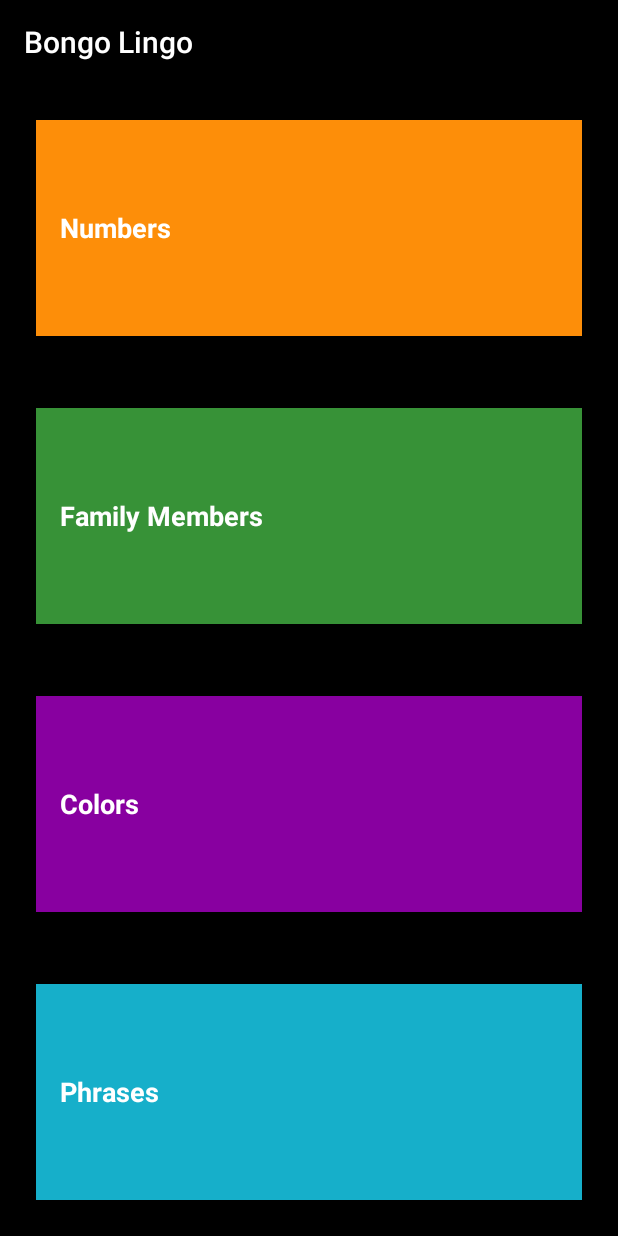
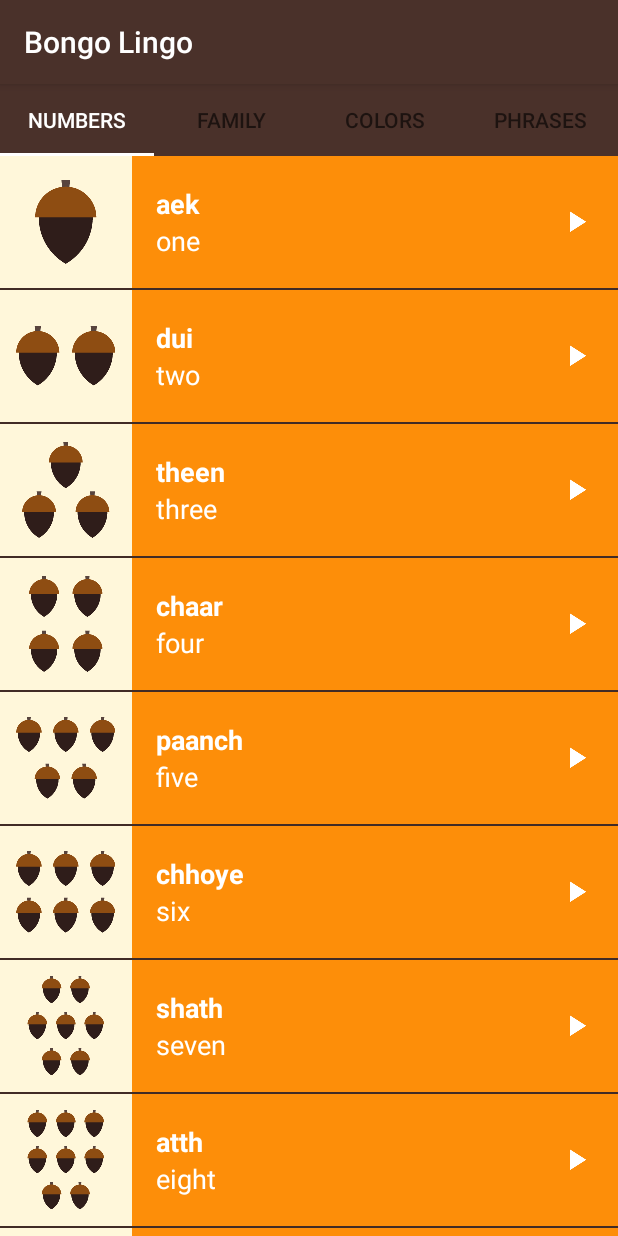
Before and after one commit to MeghnaSaha/Bongo-Lingo, an Android app: the screen it shows after launch (MainActivity), on a phone screen of 412 x 824 dp. Run offline under Robolectric (Android 15) with nearby library versions, the phone set to English and light mode, and no system bars.

Commit message:
Swipe through tabs view

```diff
--- a/app/build.gradle
+++ b/app/build.gradle
@@ -33,6 +33,8 @@ dependencies {
     implementation 'androidx.appcompat:appcompat:1.3.0'
     implementation 'com.google.android.material:material:1.4.0'
     implementation 'androidx.constraintlayout:constraintlayout:2.0.4'
+    implementation 'androidx.legacy:legacy-support-v4:1.0.0'
+    implementation 'androidx.viewpager:viewpager:1.0.0'
     testImplementation 'junit:junit:4.+'
     androidTestImplementation 'androidx.test.ext:junit:1.1.3'
     androidTestImplementation 'androidx.test.espresso:espresso-core:3.4.0'
--- /dev/null
+++ b/app/src/main/java/com/example/bongolingo/CategoryAdapter.java
@@ -0,0 +1,54 @@
+package com.example.bongolingo;
+
+import android.content.Context;
+
+import androidx.annotation.NonNull;
+import androidx.fragment.app.Fragment;
+import androidx.fragment.app.FragmentManager;
+import androidx.lifecycle.Lifecycle;
+import androidx.viewpager2.adapter.FragmentStateAdapter;
+
+public class CategoryAdapter extends FragmentStateAdapter {
+
+    Context mContext;
+
+    public CategoryAdapter(Context context, FragmentManager fm, Lifecycle lc){
+        super(fm, lc);
+        mContext = context;
+    }
+
+    @NonNull
+    @Override
+    public Fragment createFragment(int position) {
+        switch(position){
+            case 0:
+                return new NumbersFragment();
+            case 1:
+                return new FamilyFragment();
+            case 2:
+                return new ColorsFragment();
+            case 3:
+            default:
+                return new PhrasesFragment();
+        }
+    }
+
+    @Override
+    public int getItemCount() {
+        return 4;
+    }
+
+    public String getPageTitle(int position){
+        switch(position){
+            case 0:
+                return mContext.getString(R.string.category_numbers);
+            case 1:
+                return mContext.getString(R.string.category_family);
+            case 2:
+                return mContext.getString(R.string.category_colors);
+            case 3:
+            default:
+                return mContext.getString(R.string.category_phrases);
+        }
+    }
+}
--- a/app/src/main/java/com/example/bongolingo/MainActivity.java
+++ b/app/src/main/java/com/example/bongolingo/MainActivity.java
@@ -1,11 +1,16 @@
 package com.example.bongolingo;
 
 import androidx.appcompat.app.AppCompatActivity;
+import androidx.viewpager.widget.ViewPager;
+import androidx.viewpager2.widget.ViewPager2;
 
 import android.content.Intent;
 import android.os.Bundle;
 import android.view.View;
 import android.widget.TextView;
+
+import com.google.android.material.tabs.TabLayout;
+import com.google.android.material.tabs.TabLayoutMediator;
 
 public class MainActivity extends AppCompatActivity {
 
@@ -14,40 +19,13 @@ public class MainActivity extends AppCompatActivity {
         super.onCreate(savedInstanceState);
         setContentView(R.layout.activity_main);
 
-        TextView numbers = findViewById(R.id.numbers);
-        numbers.setOnClickListener(new View.OnClickListener(){
-            @Override
-            public void onClick(View v) {
-                Intent intent = new Intent(MainActivity.this, NumbersActivity.class);
-                startActivity(intent);
-            }
-        });
+        ViewPager2 viewPager2 = findViewById(R.id.viewpager);
+        CategoryAdapter adapter = new CategoryAdapter(this, getSupportFragmentManager(), getLifecycle());
+        viewPager2.setAdapter(adapter);
 
-        TextView family = findViewById(R.id.family);
-        family.setOnClickListener(new View.OnClickListener(){
-            @Override
-            public void onClick(View v) {
-                Intent intent = new Intent(MainActivity.this, FamilyActivity.class);
-                startActivity(intent);
-            }
-        });
-
-        TextView colors = findViewById(R.id.colors);
-        colors.setOnClickListener(new View.OnClickListener(){
-            @Override
-            public void onClick(View v) {
-                Intent intent = new Intent(MainActivity.this, ColorsActivity.class);
-                startActivity(intent);
-            }
-        });
-
-        TextView phrases = findViewById(R.id.phrases);
-        phrases.setOnClickListener(new View.OnClickListener(){
-            @Override
-            public void onClick(View v) {
-                Intent intent = new Intent(MainActivity.this, PhrasesActivity.class);
-                startActivity(intent);
-            }
-        });
+        TabLayout tabLayout = findViewById(R.id.tabs);
+        new TabLayoutMediator(tabLayout, viewPager2,
+                (tab, position) -> tab.setText(adapter.getPageTitle(position))
+        ).attach();
     }
 }
--- /dev/null
+++ b/app/src/main/java/com/example/bongolingo/NumbersFragment.java
@@ -0,0 +1,102 @@
+package com.example.bongolingo;
+
+import android.content.Context;
+import android.media.AudioManager;
+import android.media.MediaPlayer;
+import android.os.Bundle;
+
+import androidx.fragment.app.Fragment;
+
+import android.view.LayoutInflater;
+import android.view.View;
+import android.view.ViewGroup;
+import android.widget.AdapterView;
+import android.widget.ListView;
+
+import java.util.ArrayList;
+
+public class NumbersFragment extends Fragment {
+
+    MediaPlayer mediaPlayer;
+    AudioManager audioManager;
+    AudioManager.OnAudioFocusChangeListener afChangeListener = new AudioManager.OnAudioFocusChangeListener() {
+        @Override
+        public void onAudioFocusChange(int focusChange) {
+            switch(focusChange){
+                case AudioManager.AUDIOFOCUS_LOSS_TRANSIENT:
+                case AudioManager.AUDIOFOCUS_LOSS_TRANSIENT_CAN_DUCK:
+                    mediaPlayer.pause();
+                    mediaPlayer.seekTo(0);
+                    break;
+                case AudioManager.AUDIOFOCUS_GAIN:
+                    mediaPlayer.start();
+                    break;
+                case AudioManager.AUDIOFOCUS_LOSS:
+                    releaseMediaPlayer();
+                    break;
+                default:
+                    break;
+            }
+        }
+    };
+
+    public NumbersFragment() {
+        // Required empty public constructor
+    }
+
+    @Override
+    public View onCreateView(LayoutInflater inflater, ViewGroup container,
+                             Bundle savedInstanceState) {
+        View rootView = inflater.inflate(R.layout.word_list, container, false);
+        audioManager = (AudioManager) getActivity().getSystemService(Context.AUDIO_SERVICE);
+
+        final ArrayList<Word> words = new ArrayList<>();
+        words.add(new Word("aek", "one", R.drawable.number_one, R.raw.number_one));
+        words.add(new Word("dui", "two", R.drawable.number_two, R.raw.number_two));
+        words.add(new Word("theen", "three", R.drawable.number_three, R.raw.number_three));
+        words.add(new Word("chaar", "four", R.drawable.number_four, R.raw.number_four));
+        words.add(new Word("paanch", "five", R.drawable.number_five, R.raw.number_five));
+        words.add(new Word("chhoye", "six", R.drawable.number_six, R.raw.number_six));
+        words.add(new Word("shath", "seven", R.drawable.number_seven, R.raw.number_seven));
+        words.add(new Word("atth", "eight", R.drawable.number_eight, R.raw.number_eight));
+        words.add(new Word("noy", "nine", R.drawable.number_nine, R.raw.number_nine));
+        words.add(new Word("daush", "ten", R.drawable.number_ten, R.raw.number_ten));
+
+        WordAdapter itemsAdapter = new WordAdapter(getActivity(), words, R.color.category_numbers);
+        ListView listView = rootView.findViewById(R.id.list);
+        listView.setAdapter(itemsAdapter);
+        listView.setOnItemClickListener(new AdapterView.OnItemClickListener() {
+            @Override
+            public void onItemClick(AdapterView<?> parent, View view, int position, long id) {
+                releaseMediaPlayer();
+
+                int result = audioManager.requestAudioFocus(afChangeListener, AudioManager.STREAM_MUSIC, AudioManager.AUDIOFOCUS_GAIN_TRANSIENT);
+                if (result == AudioManager.AUDIOFOCUS_REQUEST_GRANTED) {
+                    mediaPlayer = MediaPlayer.create(getActivity(), words.get(position).getAudioResourceId());
+                    mediaPlayer.start();
+                    mediaPlayer.setOnCompletionListener(new MediaPlayer.OnCompletionListener() {
+                        @Override
+                        public void onCompletion(MediaPlayer mp) {
+                            releaseMediaPlayer();
+                        }
+                    });
+                }
+            }
+        });
+        return rootView;
+    }
+
+    @Override
+    public void onStop() {
+        super.onStop();
+        releaseMediaPlayer();
+    }
+
+    private void releaseMediaPlayer(){
+        if(mediaPlayer != null){
+            mediaPlayer.release();
+            mediaPlayer = null;
+            audioManager.abandonAudioFocus(afChangeListener);
+        }
+    }
+}
--- a/app/src/main/res/layout/activity_main.xml
+++ b/app/src/main/res/layout/activity_main.xml
@@ -4,60 +4,19 @@
     xmlns:tools="http://schemas.android.com/tools"
     android:layout_width="match_parent"
     android:layout_height="match_parent"
-    android:background="@color/black"
+    android:background="@color/primary_color"
     android:orientation="vertical"
     tools:context="com.example.bongolingo.MainActivity">
 
-    <FrameLayout
+    <com.google.android.material.tabs.TabLayout
+        android:id="@+id/tabs"
+        style="@style/CategoryTab"
         android:layout_width="match_parent"
-        android:layout_height="wrap_content"
-        android:layout_weight="1"
-        android:layout_margin="24dp"
-        android:background="@color/category_numbers">
-        <TextView
-            android:id="@+id/numbers"
-            style="@style/CategoryStyle"
-            android:background="?android:attr/selectableItemBackground"
-            android:text="@string/category_numbers" />
-    </FrameLayout>
+        android:layout_height="wrap_content" />
 
-    <FrameLayout
+    <androidx.viewpager2.widget.ViewPager2
+        android:id="@+id/viewpager"
         android:layout_width="match_parent"
-        android:layout_height="wrap_content"
-        android:layout_weight="1"
-        android:layout_margin="24dp"
-        android:background="@color/category_family">
-        <TextView
-            android:id="@+id/family"
-            style="@style/CategoryStyle"
-            android:background="?android:attr/selectableItemBackground"
-            android:text="@string/category_family" />
-    </FrameLayout>
-
-    <FrameLayout
-        android:layout_width="match_parent"
-        android:layout_height="wrap_content"
-        android:layout_weight="1"
-        android:layout_margin="24dp"
-        android:background="@color/category_colors">
-        <TextView
-            android:id="@+id/colors"
-            style="@style/CategoryStyle"
-            android:background="?android:attr/selectableItemBackground"
-            android:text="@string/category_colors" />
-    </FrameLayout>
-
-    <FrameLayout
-        android:layout_width="match_parent"
-        android:layout_height="wrap_content"
-        android:layout_weight="1"
-        android:layout_margin="24dp"
-        android:background="@color/category_phrases">
-        <TextView
-            android:id="@+id/phrases"
-            style="@style/CategoryStyle"
-            android:background="?android:attr/selectableItemBackground"
-            android:text="@string/category_phrases" />
-    </FrameLayout>
+        android:layout_height="match_parent"/>
 
 </LinearLayout>
--- a/app/src/main/res/layout/word_list.xml
+++ b/app/src/main/res/layout/word_list.xml
@@ -6,4 +6,4 @@
     android:layout_width="match_parent"
     android:layout_height="match_parent"
     android:drawSelectorOnTop="true"
-    tools:context=".NumbersActivity"/>
+    tools:context=".MainActivity"/>
--- a/app/src/main/res/values/strings.xml
+++ b/app/src/main/res/values/strings.xml
@@ -12,5 +12,5 @@
     <string name="category_numbers">Numbers</string>
 
     <!-- Category name for the vocabulary words for family members [CHAR LIMIT=20] -->
-    <string name="category_family">Family Members</string>
+    <string name="category_family">Family</string>
 </resources>
--- a/app/src/main/res/values/styles.xml
+++ b/app/src/main/res/values/styles.xml
@@ -3,8 +3,16 @@
 
     <!-- Base application theme. -->
     <style name="AppTheme" parent="Theme.AppCompat.Light.DarkActionBar">
-        <item name="colorPrimary">@color/black</item>
+        <item name="colorPrimary">@color/primary_color</item>
         <item name="colorPrimaryDark">@color/primary_dark_color</item>
+        <item name="android:windowContentOverlay">@null</item>
+    </style>
+
+    <!-- Style for a tab that displays a category name -->
+    <style name="CategoryTab">
+        <item name="tabIndicatorColor">@android:color/white</item>
+        <item name="tabSelectedTextColor">@android:color/white</item>
+        <item name="android:textColor">@android:color/white</item>
     </style>
 
     <!-- Style for a category of vocabulary words -->
```
Also changed, not shown: app/src/main/AndroidManifest.xml (+0 -32 lines), app/src/main/java/com/example/bongolingo/ColorsFragment.java (renamed from app/src/main/java/com/example/bongolingo/ColorsActivity.java, +20 -10 lines), app/src/main/java/com/example/bongolingo/FamilyFragment.java (renamed from app/src/main/java/com/example/bongolingo/FamilyActivity.java, +40 -11 lines), app/src/main/java/com/example/bongolingo/PhrasesActivity.java (deleted, +0 -74 lines), app/src/main/java/com/example/bongolingo/PhrasesFragment.java (renamed from app/src/main/java/com/example/bongolingo/NumbersActivity.java, +30 -24 lines).
